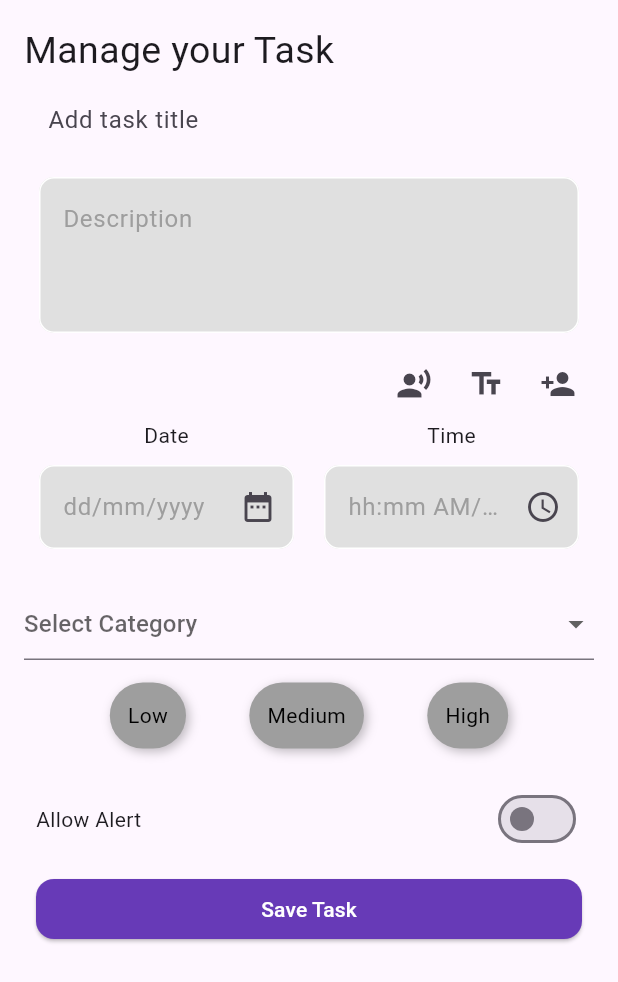
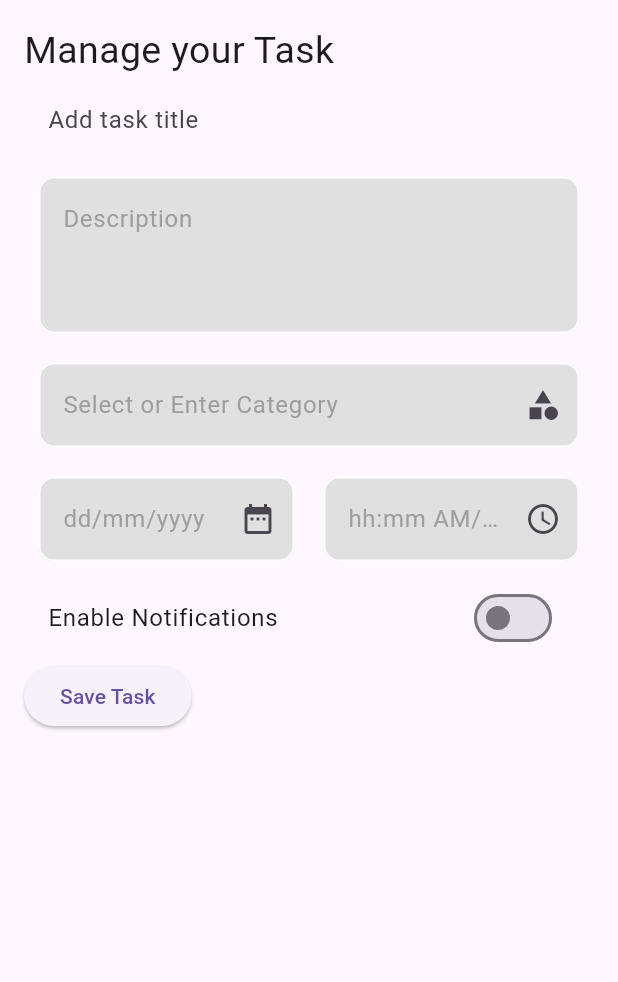
Before and after one commit to MariamAshraf200/GoalMapper, a Flutter app: the TaskListScreen screen opened directly, after a tap on the "add" icon, on a phone screen of 412 x 824 dp. Shown: the top 982 px of the screen. Run offline on Flutter 3.47's test engine with Material 3 defaults, Android fonts, the light colour scheme and no system bars; our stand-ins replace equatable, flutter_bloc, get_it, hive, hive_flutter; accounts and stored records are empty.

Commit message:
update logic category

```diff
--- a/lib/feature/taskHome/data/model/taskModel.dart
+++ b/lib/feature/taskHome/data/model/taskModel.dart
@@ -26,6 +26,9 @@ class TaskModel {
   @HiveField(6)
   final String status;
 
+  @HiveField(7)
+  final String category;
+
   // Constructor
   const TaskModel({
     required this.id,
@@ -35,6 +38,7 @@ class TaskModel {
     required this.time,
     required this.priority,
     required this.status,
+    required this.category, // Add category to constructor
   });
 
   TaskEntity toEntity() {
@@ -46,6 +50,7 @@ class TaskModel {
       time: time,
       priority: priority,
       status: status,
+      category: category,
     );
   }
 
@@ -58,7 +63,7 @@ class TaskModel {
       time: entity.time,
       priority: entity.priority,
       status: entity.status,
+      category: entity.category,
     );
   }
-
 }
--- a/lib/feature/taskHome/data/repo_impl/repo.dart
+++ b/lib/feature/taskHome/data/repo_impl/repo.dart
@@ -78,6 +78,7 @@ class TaskRepositoryImpl implements TaskRepository {
 
         if (existingTask != null) {
           final updatedTask = TaskModel(
+            category: existingTask.category,
             id: existingTask.id,
             title: existingTask.title, // Keep the existing title
             description:
--- a/lib/feature/taskHome/domain/entity/taskEntity.dart
+++ b/lib/feature/taskHome/domain/entity/taskEntity.dart
@@ -6,6 +6,7 @@ class TaskEntity {
   final String time;
   final String priority;
   final String status;
+  final String category; // New field for category
 
   TaskEntity({
     required this.id,
@@ -15,6 +16,7 @@ class TaskEntity {
     required this.time,
     required this.priority,
     required this.status,
+    required this.category, // Add category to the constructor
   });
 
   TaskEntity copyWith({
@@ -25,6 +27,7 @@ class TaskEntity {
     String? time,
     String? priority,
     String? status,
+    String? category, // Add category to copyWith method
   }) {
     return TaskEntity(
       id: id ?? this.id,
@@ -34,6 +37,7 @@ class TaskEntity {
       time: time ?? this.time,
       priority: priority ?? this.priority,
       status: status ?? this.status,
+      category: category ?? this.category, // Update category
     );
   }
 }
--- a/lib/feature/taskHome/domain/repo_interface/repo.dart
+++ b/lib/feature/taskHome/domain/repo_interface/repo.dart
@@ -1,6 +1,4 @@
-// repo_interface/task_repo.dart
 
-import '../../data/model/taskModel.dart';
 import '../entity/taskEntity.dart';
 
 abstract class TaskRepository {
--- a/lib/feature/taskHome/presintation/Widget/customContainerTask.dart
+++ b/lib/feature/taskHome/presintation/Widget/customContainerTask.dart
@@ -1,6 +1,9 @@
+import 'dart:ui';
+
 import 'package:flutter/cupertino.dart';
 import 'package:flutter/material.dart';
 import 'package:flutter_bloc/flutter_bloc.dart';
+
 import '../../domain/entity/taskEntity.dart';
 import '../bloc/bloc.dart';
 import '../bloc/event.dart';
@@ -14,6 +17,7 @@ class TaskCard extends StatelessWidget {
   final String time;
   final String priority;
   final String status;
+  final String category; // New category field
   final Color? priorityColor;
   final VoidCallback onViewClicked;
 
@@ -26,6 +30,7 @@ class TaskCard extends StatelessWidget {
     required this.time,
     required this.priority,
     required this.status,
+    required this.category, // Add category to constructor
     this.priorityColor,
     required this.onViewClicked,
   }) : super(key: key);
@@ -93,6 +98,7 @@ class TaskCard extends StatelessWidget {
                   time: time,
                   priority: priority,
                   status: status,
+                  category: category, // Pass category to screen
                 ),
               ),
             ),
@@ -192,6 +198,15 @@ class TaskCard extends StatelessWidget {
                   ),
                 ],
               ),
+              const SizedBox(height: 8.0), // Add some space between priority and category
+              Text(
+                category, // Display the category here
+                style: const TextStyle(
+                  fontSize: 14.0,
+                  color: Colors.blue, // You can customize the color for category
+                  fontWeight: FontWeight.bold,
+                ),
+              ),
             ],
           ),
         ),
--- a/lib/feature/taskHome/presintation/Widget/customTextFeild.dart
+++ b/lib/feature/taskHome/presintation/Widget/customTextFeild.dart
@@ -15,7 +15,7 @@ class CustomTextField extends StatelessWidget {
     this.suffixIcon,
     this.description = false,
     this.onTap,
-    this.validator,
+    this.validator, required bool readOnly,
   }) : super(key: key);
 
   @override
--- a/lib/feature/taskHome/presintation/bloc/bloc.dart
+++ b/lib/feature/taskHome/presintation/bloc/bloc.dart
@@ -84,6 +84,7 @@ class TaskBloc extends Bloc<TaskEvent, TaskState> {
     emit(TaskLoading());
     try {
       final taskModel = TaskModel(
+        category: event.task.category,
         title: event.task.title,
         description: event.task.description,
         date: event.task.date,
--- a/lib/feature/taskHome/presintation/screen/AddNewAndUpdateTaskScreen.dart
+++ b/lib/feature/taskHome/presintation/screen/AddNewAndUpdateTaskScreen.dart
@@ -1,11 +1,9 @@
 import 'package:flutter/material.dart';
 import 'package:flutter_bloc/flutter_bloc.dart';
 import 'package:intl/intl.dart';
-import 'package:mapper_app/feature/taskHome/presintation/screen/todoScreen.dart';
 import 'package:uuid/uuid.dart';
 import '../../../../core/customColor.dart';
 import '../../domain/entity/taskEntity.dart';
-import '../Widget/customContainerAddnewTask.dart';
 import '../Widget/customTextFeild.dart';
 import '../bloc/bloc.dart';
 import '../bloc/event.dart';
@@ -25,20 +23,12 @@ class _AddTaskAndUpdateScreenState extends State<AddTaskAndUpdateScreen> {
   final TextEditingController descriptionController = TextEditingController();
   final TextEditingController timeController = TextEditingController();
   final TextEditingController dateController = TextEditingController();
+  final TextEditingController categoryController = TextEditingController();
   final _formKey = GlobalKey<FormState>();
   String selectedPriority = '';
-  String selectedCategory = '';
   late String uniqueTaskId;
   CustomColor color = CustomColor();
   bool allowNotifications = false;
-
-  final List<String> categories = [
-    'Work',
-    'Personal',
-    'Shopping',
-    'Fitness',
-    'Other'
-  ]; // List of categories
 
   @override
   void initState() {
@@ -50,9 +40,54 @@ class _AddTaskAndUpdateScreenState extends State<AddTaskAndUpdateScreen> {
       timeController.text = widget.existingTask!.time;
       selectedPriority = widget.existingTask!.priority;
       uniqueTaskId = widget.existingTask!.id;
+      categoryController.text = widget.existingTask!.category;
     } else {
       uniqueTaskId = const Uuid().v4();
     }
+  }
+
+  // Bottom sheet to allow user to enter or select category
+  void _showCategoryBottomSheet() {
+    categoryController.text = widget.existingTask?.category ?? '';
+
+    showModalBottomSheet(
+      context: context,
+      shape: const RoundedRectangleBorder(
+        borderRadius: BorderRadius.vertical(top: Radius.circular(16.0)),
+      ),
+      builder: (context) {
+        return Padding(
+          padding: const EdgeInsets.all(16.0),
+          child: Column(
+            children: [
+              // TextField to allow user to enter a custom category
+              TextField(
+                controller: categoryController,
+                decoration: const InputDecoration(
+                  hintText: 'Enter category',
+                  labelText: 'Category',
+                  border: OutlineInputBorder(),
+                ),
+                onChanged: (value) {},
+              ),
+              const SizedBox(height: 16),
+
+              ElevatedButton(
+                onPressed: () {
+                  if (categoryController.text.isNotEmpty) {
+                    setState(() {
+                      categoryController.text = categoryController.text;
+                    });
+                    Navigator.pop(context);
+                  }
+                },
+                child: const Text('Save Category'),
+              ),
+            ],
+          ),
+        );
+      },
+    );
   }
 
   String? _validateTextField(String? value) {
@@ -60,16 +95,6 @@ class _AddTaskAndUpdateScreenState extends State<AddTaskAndUpdateScreen> {
       return 'This field cannot be empty';
     }
     return null;
-  }
-
-  void togglePriority(String priority) {
-    setState(() {
-      selectedPriority = priority;
-    });
-  }
-
-  Color _getPriorityColor(String priority) {
-    return selectedPriority == priority ? Colors.deepPurple : Colors.grey;
   }
 
   @override
@@ -108,6 +133,8 @@ class _AddTaskAndUpdateScreenState extends State<AddTaskAndUpdateScreen> {
               children: [
                 const Text('Manage your Task',
                     style: TextStyle(fontWeight: FontWeight.w400, fontSize: 25)),
+
+                // Title TextField
                 TextField(
                   controller: titleController,
                   decoration: const InputDecoration(
@@ -115,44 +142,31 @@ class _AddTaskAndUpdateScreenState extends State<AddTaskAndUpdateScreen> {
                     enabledBorder: OutlineInputBorder(borderSide: BorderSide.none),
                   ),
                 ),
-                Column(
-                  children: [
+
+                // Description TextField
                 CustomTextField(
                   controller: descriptionController,
                   hintText: 'Description',
                   description: true,
                   validator: _validateTextField,
+                  readOnly: false,
                 ),
-                    Align(
-                      alignment: Alignment.centerRight,
-                      child: Row(
-                        mainAxisSize: MainAxisSize.min,
-                        crossAxisAlignment: CrossAxisAlignment.end,
-                        children: [
-                          IconButton(
-                            onPressed: () {},
-                            icon: const Icon(Icons.record_voice_over_sharp),
+
+                // Category TextField with bottom sheet interaction
+                CustomTextField(
+                  controller: categoryController,
+                  hintText: 'Select or Enter Category',
+                  suffixIcon: const Icon(Icons.category),
+                  onTap: _showCategoryBottomSheet,
+                  readOnly: false,
+                  validator: _validateTextField,
                 ),
-                          IconButton(
-                            onPressed: () {},
-                            icon: const Icon(Icons.text_fields),
-                          ),
-                          IconButton(
-                            onPressed: () {},
-                            icon: const Icon(Icons.person_add),
-                          ),
-                        ],
-                      ),
-                    ),
-                  ],
-                ),
+
+                // Date and Time Inputs
                 Row(
                   children: [
                     Expanded(
-                      child: Column(
-                        children: [
-                          const Text('Date'),
-                          CustomTextField(
+                      child: CustomTextField(
                         controller: dateController,
                         hintText: 'dd/mm/yyyy',
                         suffixIcon: const Icon(Icons.date_range),
@@ -169,15 +183,11 @@ class _AddTaskAndUpdateScreenState extends State<AddTaskAndUpdateScreen> {
                           }
                         },
                         validator: _validateTextField,
-                          ),
-                        ],
+                        readOnly: false,
                       ),
                     ),
                     Expanded(
-                      child: Column(
-                        children: [
-                          const Text('Time'),
-                          CustomTextField(
+                      child: CustomTextField(
                         controller: timeController,
                         hintText: 'hh:mm AM/PM',
                         suffixIcon: const Icon(Icons.access_time),
@@ -200,84 +210,33 @@ class _AddTaskAndUpdateScreenState extends State<AddTaskAndUpdateScreen> {
                           }
                         },
                         validator: _validateTextField,
-                          ),
-                        ],
+                        readOnly: false,
                       ),
                     ),
                   ],
                 ),
 
-                // Category Dropdown
-                Padding(
-                  padding: const EdgeInsets.only(top: 16.0),
-                  child: DropdownButtonFormField<String>(
-                    value: selectedCategory.isNotEmpty ? selectedCategory : null,
-                    hint: const Text('Select Category'),
-                    items: categories
-                        .map((category) => DropdownMenuItem(
-                      value: category,
-                      child: Text(category),
-                    ))
-                        .toList(),
-                    onChanged: (value) {
-                      setState(() {
-                        selectedCategory = value!;
-                      });
-                    },
-                    validator: (value) =>
-                    value == null || value.isEmpty ? 'Please select a category' : null,
-                  ),
-                ),
-                Padding(
-                  padding: const EdgeInsets.all(15.0),
-                  child: Row(
-                    mainAxisAlignment: MainAxisAlignment.spaceEvenly,
-                    children: ['Low', 'Medium', 'High'].map((priority) {
-                      return CustomContainerNewTask(
-                        text: priority,
-                        backgroundColor: _getPriorityColor(priority),
-                        borderRadius: 25,
-                        textStyle: TextStyle(
-                          color: selectedPriority == priority
-                              ? color.basicColor
-                              : color.primaryColor,
-                        ),
-                        onTap: () => togglePriority(priority),
-                      );
-                    }).toList(),
-                  ),
-                ),
-                Padding(
-                  padding: const EdgeInsets.all(8.0),
-                  child: Row(
-                    children: [
-                      const Expanded(child: Text('Allow Alert')),
-                      Switch(
+                // Switch for Notifications
+                SwitchListTile(
+                  title: const Text("Enable Notifications"),
                   value: allowNotifications,
-                        onChanged: (value) {
+                  onChanged: (bool value) {
                     setState(() {
                       allowNotifications = value;
                     });
                   },
                 ),
-                    ],
-                  ),
-                ),
-                Padding(
-                  padding: const EdgeInsets.all(8.0),
-                  child: SizedBox(
-                    width: double.infinity,
-                    height: 40,
-                    child: ElevatedButton(
+
+                // Save or Update Task Button
+                ElevatedButton(
                   onPressed: () {
-                        if (_formKey.currentState!.validate()) {
                     final task = TaskEntity(
                       title: titleController.text,
                       description: descriptionController.text,
                       date: dateController.text,
                       time: timeController.text,
                       priority: selectedPriority,
-                            //category: selectedCategory,
+                      category: categoryController.text,
                       id: uniqueTaskId,
                       status: 'to do',
                     );
@@ -287,26 +246,8 @@ class _AddTaskAndUpdateScreenState extends State<AddTaskAndUpdateScreen> {
                     } else {
                       context.read<TaskBloc>().add(AddTaskEvent(task));
                     }
-                          Navigator.pushReplacement(
-                            context,
-                            MaterialPageRoute(
-                              builder: (context) => const TaskListScreen(),
-                            ),
-                          );
-                        }
                   },
-                      style: ElevatedButton.styleFrom(
-                        backgroundColor: color.secondaryColor,
-                        shape: RoundedRectangleBorder(
-                          borderRadius: BorderRadius.circular(12.0),
-                        ),
-                      ),
-                      child: Text(
-                        widget.existingTask != null ? 'Update Task' : 'Save Task',
-                        style: const TextStyle(color: Colors.white),
-                      ),
-                    ),
-                  ),
+                  child: Text(widget.existingTask != null ? 'Update Task' : 'Save Task'),
                 ),
               ],
             ),
--- a/lib/feature/taskHome/presintation/screen/allTaskScreen.dart
+++ b/lib/feature/taskHome/presintation/screen/allTaskScreen.dart
@@ -45,7 +45,7 @@ class AllTasksScreen extends StatelessWidget {
                       priority: task.priority,
                       onViewClicked: () {},
                       taskId: task.id,
-                      status: task.status,
+                      status: task.status, category: task.category,
                     ),
                   );
                 },
--- a/lib/feature/taskHome/presintation/screen/doneScreen.dart
+++ b/lib/feature/taskHome/presintation/screen/doneScreen.dart
@@ -48,7 +48,7 @@ class DoneScreen extends StatelessWidget {
                           priority: task.priority,
                           taskId: task.id,
                           status: task.status,
-                          onViewClicked: () {},
+                          onViewClicked: () {}, category: task.category,
                         ),
                       ),
                     ],
--- a/lib/feature/taskHome/presintation/screen/inProgressScreen.dart
+++ b/lib/feature/taskHome/presintation/screen/inProgressScreen.dart
@@ -65,7 +65,7 @@ class InProgressScreen extends StatelessWidget {
                                         "Failed to update task status: $e")),
                               );
                             }
-                          },
+                          }, category: task.category,
                         ),
                       ),
                     ],
--- a/lib/feature/taskHome/presintation/screen/taskTrack.dart
+++ b/lib/feature/taskHome/presintation/screen/taskTrack.dart
@@ -57,7 +57,7 @@ class _TaskTrackState extends State<TaskTrack> {
                         Navigator.push(
                           context,
                           MaterialPageRoute(
-                            builder: (context) => const AddTaskAndUpdateScreen(),
+                            builder: (context) =>  AddTaskAndUpdateScreen(),
                           ),
                         );
                       },
@@ -127,7 +127,7 @@ class _TaskTrackState extends State<TaskTrack> {
                                   ),
                                 );
                               }
-                            },// category: task.category,
+                            }, category: task.category,// category: task.category,
                           ),
                         ),
                       ],
--- a/lib/feature/taskHome/presintation/screen/todoScreen.dart
+++ b/lib/feature/taskHome/presintation/screen/todoScreen.dart
@@ -61,7 +61,7 @@ class TaskListScreen extends StatelessWidget {
                       }
                     },
                     taskId: task.id,
-                    status: task.status,
+                    status: task.status, category: task.category,
                   )),
                 ],
             );
@@ -87,7 +87,7 @@ class TaskListScreen extends StatelessWidget {
           Navigator.push(
             context,
             MaterialPageRoute(
-              builder: (context) => const AddTaskAndUpdateScreen(),
+              builder: (context) =>  AddTaskAndUpdateScreen(),
             ),
           );
         },
--- a/lib/main.dart
+++ b/lib/main.dart
@@ -4,7 +4,6 @@ import 'package:hive_flutter/hive_flutter.dart';
 import 'package:mapper_app/feature/taskHome/presintation/bloc/bloc.dart';
 import 'core/di.dart';
 import 'core/hiveServices.dart';
-import 'feature/taskHome/presintation/screen/homeScreen.dart';
 import 'feature/taskHome/presintation/screen/taskTrack.dart';
 
 Future<void> main() async {
@@ -27,7 +26,7 @@ class MyApp extends StatelessWidget {
   Widget build(BuildContext context) {
     return BlocProvider(
       create: (context) => sl<TaskBloc>(),
-      child: MaterialApp(
+      child: const MaterialApp(
         debugShowCheckedModeBanner: false,
         home: TaskTrack(),
       ),
--- a/lib/track.txt
+++ b/lib/track.txt
@@ -1,4 +1,7 @@
-1 add category to model and complete code for it
+1 add category to model and complete code for it => old category not appear in bottom sheet
+
+
+
 2 run project from scratch issue => no tasks founded
 3 alert code
 4 remove colored priority from task card or handle it
```
Also changed, not shown: lib/core/hiveServices.dart (+29 -5 lines), lib/feature/taskHome/data/model/categoryModel.dart (added, +11 -0 lines), lib/feature/taskHome/data/model/categoryModel.g.dart (added), lib/feature/taskHome/data/model/taskModel.g.dart. Lines whose indentation alone changed are shown as unchanged.
